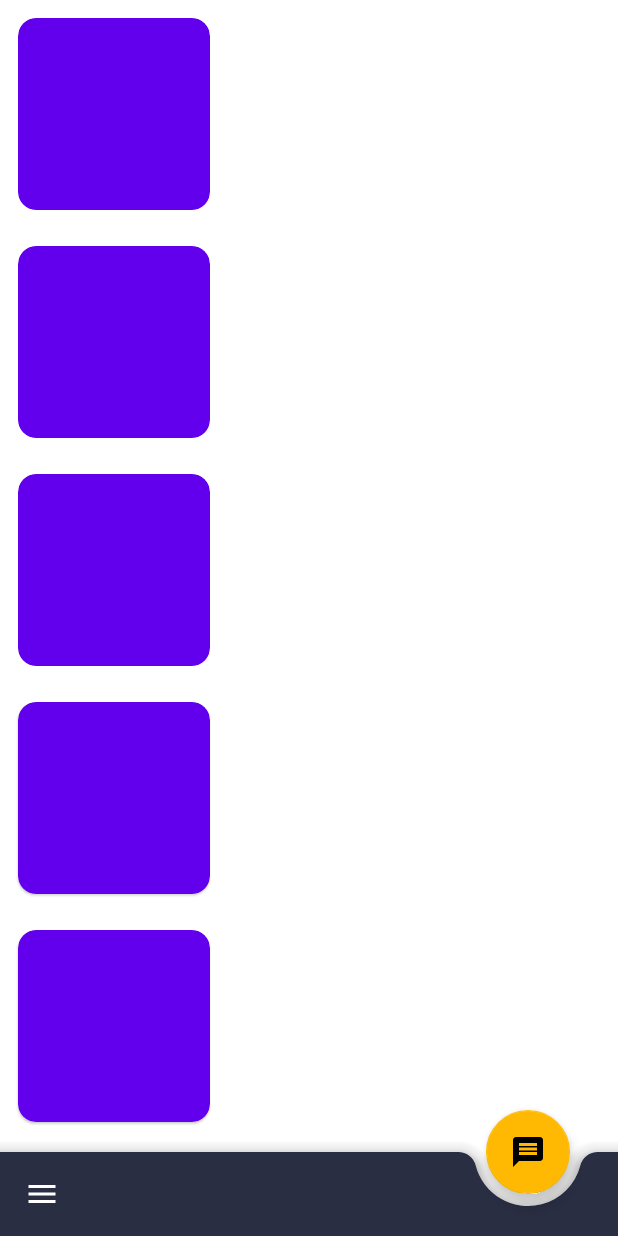
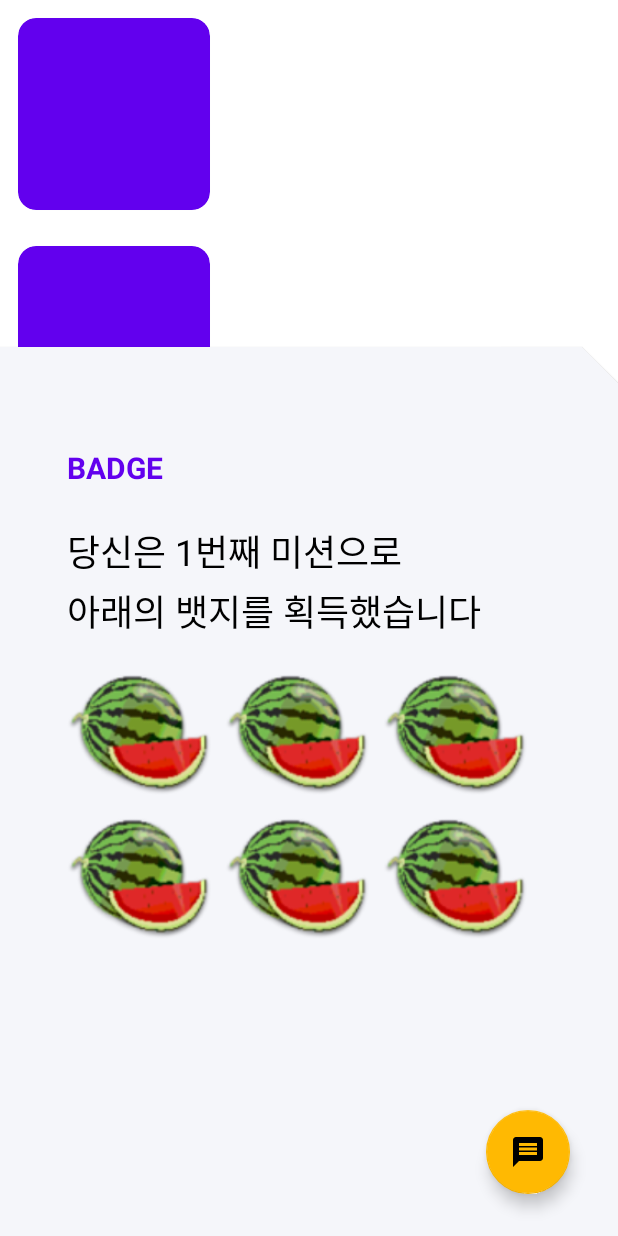
Before and after one commit to hakzzang/Burnout, an Android app: the layout activity_main.xml on its own in the app's theme, with its tools: preview values and no code run, on a phone screen of 412 x 824 dp. Run offline under Robolectric (Android 15) with nearby library versions, the phone set to English and light mode, and no system bars.

Commit message:
뱃지 백드롭 및 뱃지 리스트를 위한 UI 추가

```diff
--- a/app/src/main/res/layout/activity_main.xml
+++ b/app/src/main/res/layout/activity_main.xml
@@ -2,13 +2,16 @@
 <layout xmlns:android="http://schemas.android.com/apk/res/android"
     xmlns:app="http://schemas.android.com/apk/res-auto"
     xmlns:tools="http://schemas.android.com/tools">
+
     <data>
+
         <variable
             name="viewModel"
-            type="com.hbs.burnout.ui.main.MainViewModel"/>
+            type="com.hbs.burnout.ui.main.MainViewModel" />
 
         <import type="android.view.View" />
     </data>
+
     <androidx.coordinatorlayout.widget.CoordinatorLayout
         android:id="@+id/coordinator_layout"
         android:layout_width="match_parent"
@@ -21,8 +24,8 @@
             android:layout_height="match_parent"
             android:nestedScrollingEnabled="true"
             android:orientation="vertical"
+            app:layout_behavior="@string/appbar_scrolling_view_behavior"
             app:spanCount="2"
-            app:layout_behavior="@string/appbar_scrolling_view_behavior"
             tools:itemCount="10"
             tools:listitem="@layout/sample_item_grid_card" />
 
@@ -46,11 +49,80 @@
             android:id="@+id/fab_chatting"
             android:layout_width="wrap_content"
             android:layout_height="wrap_content"
+            android:contentDescription="@string/main_fab_chatting_description"
+            android:onClick="@{(view)-> viewModel.passChattingActivity(view)}"
             android:transitionName="mission"
-            android:onClick="@{(view)-> viewModel.passChattingActivity(view)}"
             app:backgroundTint="@color/colorAccent"
             app:layout_anchor="@id/bar"
             app:srcCompat="@drawable/ic_baseline_message_24" />
 
+        <com.google.android.material.card.MaterialCardView
+            android:id="@+id/bottom_drawer"
+            style="@style/BaseBottomSheetDialog"
+            android:layout_width="match_parent"
+            android:layout_height="@dimen/item_badge_drawer_height"
+            app:behavior_hideable="true"
+            app:cardBackgroundColor="@color/color_badge_view_color"
+            app:layout_behavior="@string/bottom_sheet_behavior"
+            app:shapeAppearanceOverlay="@style/SelectContainerStyle">
+
+            <androidx.constraintlayout.widget.ConstraintLayout
+                android:layout_width="match_parent"
+                android:layout_height="match_parent">
+
+                <com.google.android.material.textview.MaterialTextView
+                    android:id="@+id/tv_badge_title"
+                    android:layout_width="wrap_content"
+                    android:layout_height="wrap_content"
+                    android:fontFamily="sans-serif"
+                    android:text="@string/title_badge"
+                    android:textColor="@color/colorPrimary"
+                    android:textSize="@dimen/material_text_headline2"
+                    android:textStyle="bold"
+                    app:layout_constraintBottom_toBottomOf="parent"
+                    app:layout_constraintHorizontal_bias="0.1"
+                    app:layout_constraintLeft_toLeftOf="parent"
+                    app:layout_constraintRight_toRightOf="parent"
+                    app:layout_constraintTop_toTopOf="parent"
+                    app:layout_constraintVertical_bias="0.1" />
+
+                <com.google.android.material.textview.MaterialTextView
+                    android:id="@+id/tv_badge_content"
+                    android:layout_width="wrap_content"
+                    android:layout_height="wrap_content"
+                    android:layout_marginTop="@dimen/item_badge_content_top_margin"
+                    android:fontFamily="sans-serif"
+                    android:lineSpacingExtra="4dp"
+                    android:textColor="@android:color/background_dark"
+                    android:textSize="@dimen/material_text_headline"
+                    app:layout_constraintLeft_toLeftOf="@id/tv_badge_title"
+                    app:layout_constraintTop_toBottomOf="@id/tv_badge_title"
+                    tools:text="당신은 1번째 미션으로\n아래의 뱃지를 획득했습니다" />
+
+                <androidx.recyclerview.widget.RecyclerView
+                    android:id="@+id/rv_badge"
+                    android:layout_width="0dp"
+                    android:layout_height="0dp"
+                    android:layout_marginTop="@dimen/item_badge_list_top_bottom_margin"
+                    android:layout_marginBottom="@dimen/item_badge_list_top_bottom_margin"
+                    android:nestedScrollingEnabled="true"
+                    app:layoutManager="androidx.recyclerview.widget.GridLayoutManager"
+                    app:layout_constraintBottom_toBottomOf="parent"
+                    app:layout_constraintLeft_toLeftOf="@id/tv_badge_title"
+                    app:layout_constraintRight_toRightOf="@id/guideline_badge_view_end"
+                    app:layout_constraintTop_toBottomOf="@id/tv_badge_content"
+                    app:spanCount="3"
+                    tools:itemCount="10"
+                    tools:listitem="@layout/item_badge" />
+
+                <androidx.constraintlayout.widget.Guideline
+                    android:id="@+id/guideline_badge_view_end"
+                    android:layout_width="wrap_content"
+                    android:layout_height="wrap_content"
+                    android:orientation="vertical"
+                    app:layout_constraintGuide_percent="0.9" />
+            </androidx.constraintlayout.widget.ConstraintLayout>
+        </com.google.android.material.card.MaterialCardView>
+
     </androidx.coordinatorlayout.widget.CoordinatorLayout>
 </layout>
--- /dev/null
+++ b/app/src/main/res/layout/item_badge.xml
@@ -0,0 +1,11 @@
+<?xml version="1.0" encoding="utf-8"?>
+<layout
+    xmlns:android="http://schemas.android.com/apk/res/android"
+    xmlns:tools="http://schemas.android.com/tools">
+
+    <ImageView
+        android:id="@+id/iv_badge"
+        android:layout_width="@dimen/item_badge_size"
+        android:layout_height="@dimen/item_badge_size"
+        tools:src="@drawable/watermelon" />
+</layout>
```
